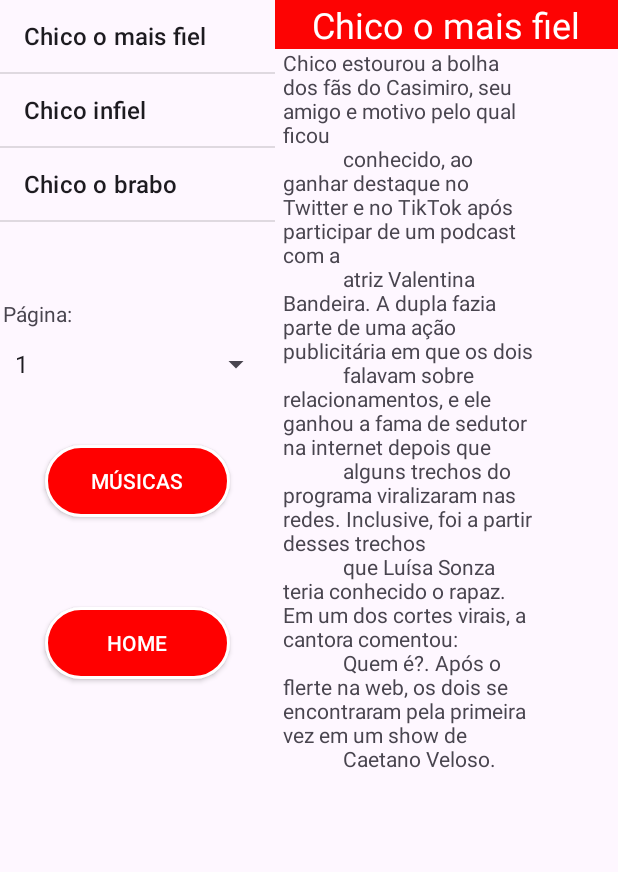
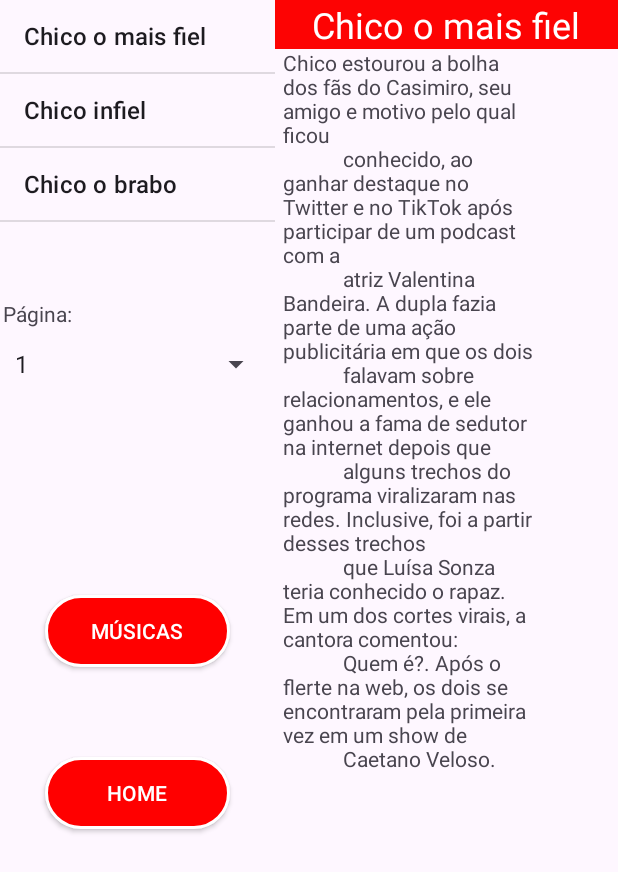
Before and after one commit to AngeloMzn/ChicoCoinsApp, an Android app: the ChicoHistoryActivity screen opened directly, with no data from a screen before it, on a phone screen of 412 x 824 dp. Shown: the top 872 px of the screen. Run offline under Robolectric (Android 15) with nearby library versions, the phone set to English and light mode, and no system bars.

Commit message:
[FIX] alterando distância entre botões

```diff
--- a/src/main/res/layout/activity_history_chico.xml
+++ b/src/main/res/layout/activity_history_chico.xml
@@ -35,6 +35,7 @@
             android:layout_height="48dp"
             android:layout_marginLeft="2dp"
             android:layout_marginRight="2dp"
+            android:layout_marginBottom="100dp"
             android:entries="@array/number_pages_spinnerPage" />
 
         <androidx.appcompat.widget.AppCompatButton
@@ -44,7 +45,9 @@
             android:layout_margin="30dp"
             android:background="@drawable/background_button"
             android:text="Músicas"
-            android:textColor="@color/white" />
+            android:textColor="@color/white"
+            android:visibility="visible"
+            tools:visibility="visible" />
 
         <androidx.appcompat.widget.AppCompatButton
             android:id="@+id/btn_home"
@@ -52,8 +55,8 @@
             android:layout_height="wrap_content"
             android:layout_margin="30dp"
             android:background="@drawable/background_button"
-            android:textColor="@color/white"
-            android:text="Home" />
+            android:text="Home"
+            android:textColor="@color/white" />
 
     </LinearLayout>
 
```
